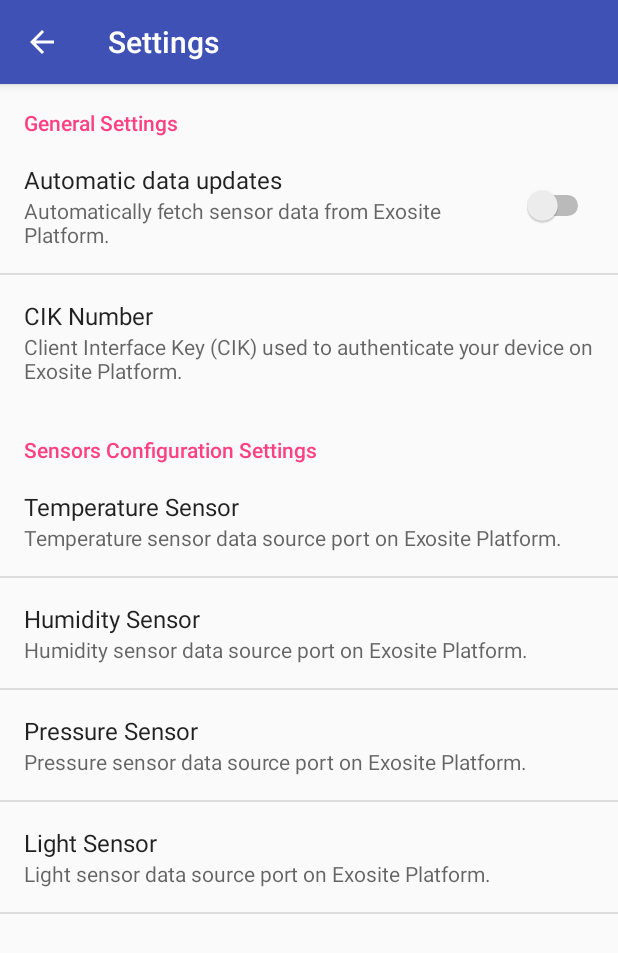
After one commit to tiagosarmento/HomeMonitorIOT, an Android app: the SettingsActivity screen opened directly, with no data from a screen before it, on a phone screen of 412 x 824 dp. The commit adds this screen. Shown: the top 953 px of the screen. Run offline under Robolectric (Android 15) with nearby library versions, the phone set to English and light mode, and no system bars.

Commit message:
Added Settings Activity, through a PreferencesScreen/PreferencesFragment in order to hold the application user settings.

```diff
--- a/HomeMonitorIOT/app/src/main/AndroidManifest.xml
+++ b/HomeMonitorIOT/app/src/main/AndroidManifest.xml
@@ -46,6 +46,12 @@
             android:screenOrientation="landscape" >
         </activity>
 
+        <activity
+            android:name=".SettingsActivity"
+            android:label="@string/app_name_settings"
+            android:parentActivityName=".MainActivity" >
+        </activity>
+
         <meta-data
             android:name="com.google.android.gms.version"
             android:value="@integer/google_play_services_version" />
--- a/HomeMonitorIOT/app/src/main/java/com/tiasan/homemonitoriot/MainActivity.java
+++ b/HomeMonitorIOT/app/src/main/java/com/tiasan/homemonitoriot/MainActivity.java
@@ -80,8 +80,8 @@ public class MainActivity extends AppCompatActivity implements View.OnClickListe
         }
         if (id == R.id.mitSettings) {
             Log.d(gTag, "Settings button pressed");
-            //Intent iAbout = new Intent(this,MenuAbout.class);
-            //startActivity(iAbout);
+            Intent iSettings = new Intent(MainActivity.this, SettingsActivity.class);
+            startActivity(iSettings);
             return true;
         }
         if (id == R.id.mitAbout) {
@@ -90,7 +90,7 @@ public class MainActivity extends AppCompatActivity implements View.OnClickListe
             AlertDialog.Builder builder = new AlertDialog.Builder(this);
 
             // 2. Chain together various setter methods to set the dialog characteristics
-            builder.setMessage("  Application developed by Tiago Santos.\n  Contact: tiagosarmentosantos@gmail.com\n  Code at: github@github\n");
+            builder.setMessage("  Application developed by Tiago Santos.\n  Contact: tiagosarmentosantos@gmail.com\n  Code at: https://github.com/tiagosarmento/HomeMonitorIOT\n");
             builder.setTitle("About");
 
             // 3. Create dismiss button
--- /dev/null
+++ b/HomeMonitorIOT/app/src/main/java/com/tiasan/homemonitoriot/SettingsActivity.java
@@ -0,0 +1,65 @@
+package com.tiasan.homemonitoriot;
+
+import android.os.Bundle;
+
+import android.support.v7.app.AppCompatActivity;
+import android.util.Log;
+
+public class SettingsActivity extends AppCompatActivity {
+    // Set Global data
+    String gTag = "DBG - SettingsActivity";
+
+    @Override
+    public void onCreate(Bundle savedInstanceState) {
+        super.onCreate(savedInstanceState);
+        Log.d(gTag, "The onCreate() event");
+        getFragmentManager().beginTransaction().replace(android.R.id.content,
+                new SettingsFragment()).commit();
+    }
+
+    /**
+     * Called when the activity is about to become visible.
+     */
+    @Override
+    protected void onStart() {
+        super.onStart();
+        Log.d(gTag, "The onStart() event");
+    }
+
+    /**
+     * Called when the activity has become visible.
+     */
+    @Override
+    protected void onResume() {
+        super.onResume();
+        Log.d(gTag, "The onResume() event");
+    }
+
+    /**
+     * Called when another activity is taking focus.
+     */
+    @Override
+    protected void onPause() {
+        super.onPause();
+        Log.d(gTag, "The onPause() event");
+    }
+
+    /**
+     * Called when the activity is no longer visible.
+     */
+    @Override
+    protected void onStop() {
+        super.onStop();
+        Log.d(gTag, "The onStop() event");
+    }
+
+    /**
+     * Called just before the activity is destroyed.
+     */
+    @Override
+    public void onDestroy() {
+        super.onDestroy();
+        Log.d(gTag, "The onDestroy() event");
+    }
+
+}
--- /dev/null
+++ b/HomeMonitorIOT/app/src/main/java/com/tiasan/homemonitoriot/SettingsFragment.java
@@ -0,0 +1,17 @@
+package com.tiasan.homemonitoriot;
+
+import android.os.Bundle;
+import android.preference.PreferenceFragment;
+
+public class SettingsFragment extends PreferenceFragment {
+
+    @Override
+    public void onCreate(Bundle savedInstanceState) {
+        // TODO Auto-generated method stub
+        super.onCreate(savedInstanceState);
+
+        // Load the preferences from an XML resource
+        addPreferencesFromResource(R.xml.activity_settings);
+    }
+
+}
--- a/HomeMonitorIOT/app/src/main/res/values/strings.xml
+++ b/HomeMonitorIOT/app/src/main/res/values/strings.xml
@@ -4,4 +4,5 @@
     <string name="app_name_humidity">Humidity at Home</string>
     <string name="app_name_pressure">Pressure at Home</string>
     <string name="app_name_light">Visibility at Home</string>
+    <string name="app_name_settings">Settings</string>
 </resources>
--- /dev/null
+++ b/HomeMonitorIOT/app/src/main/res/xml/activity_settings.xml
@@ -0,0 +1,52 @@
+<?xml version="1.0" encoding="utf-8"?>
+
+<PreferenceScreen
+    xmlns:android="http://schemas.android.com/apk/res/android">
+
+    <PreferenceCategory
+        android:title="General Settings"
+        android:key="keyGeneral">
+
+        <SwitchPreference
+            android:key="keyAutoUpdate"
+            android:title="Automatic data updates"
+            android:summary="Automatically fetch sensor data from Exosite Platform." />
+
+        <EditTextPreference
+            android:key="keyCIK"
+            android:title="CIK Number"
+            android:summary="Client Interface Key (CIK) used to authenticate your device on Exosite Platform."
+            android:dialogTitle="CIK Number" />
+    </PreferenceCategory>
+
+    <PreferenceCategory
+        android:title="Sensors Configuration Settings"
+        android:key="keySensors">
+
+        <EditTextPreference
+            android:key="keyTemperature"
+            android:title="Temperature Sensor"
+            android:summary="Temperature sensor data source port on Exosite Platform."
+            android:dialogTitle="Temperature sensor port" />
+
+        <EditTextPreference
+            android:key="keyHumidity"
+            android:title="Humidity Sensor"
+            android:summary="Humidity sensor data source port on Exosite Platform."
+            android:dialogTitle="Humidity sensor port" />
+
+        <EditTextPreference
+            android:key="keyPressure"
+            android:title="Pressure Sensor"
+            android:summary="Pressure sensor data source port on Exosite Platform."
+            android:dialogTitle="Pressure sensor port" />
+
+        <EditTextPreference
+            android:key="keyLight"
+            android:title="Light Sensor"
+            android:summary="Light sensor data source port on Exosite Platform."
+            android:dialogTitle="Light sensor port" />
+
+    </PreferenceCategory>
+
+</PreferenceScreen>
```
